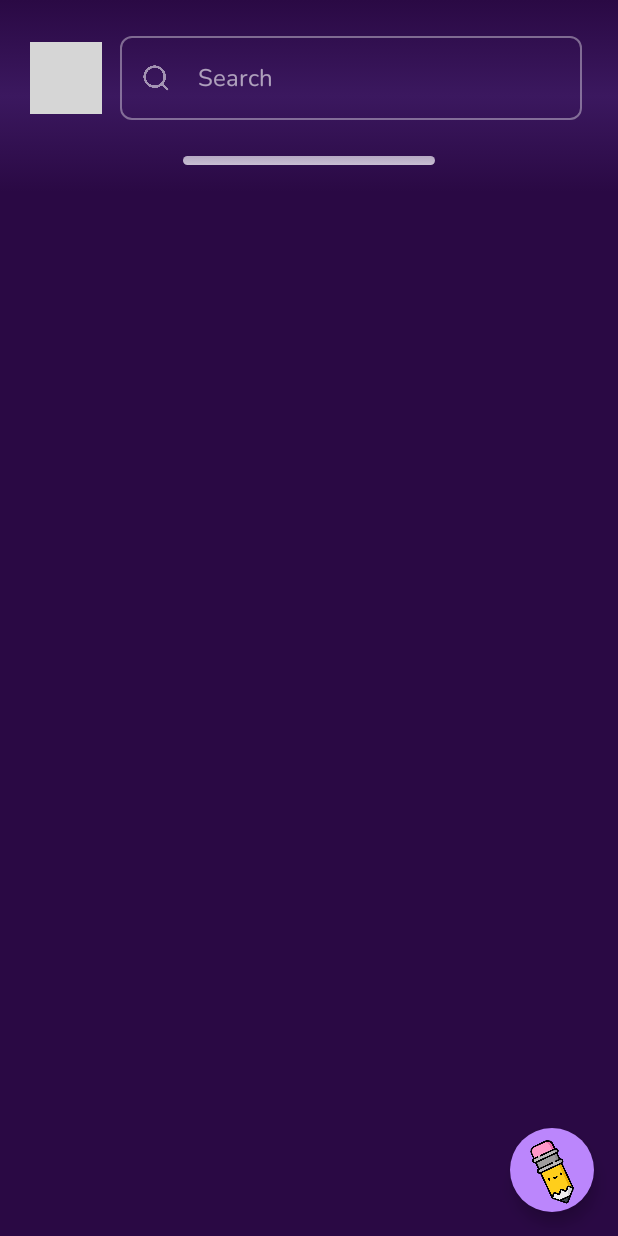
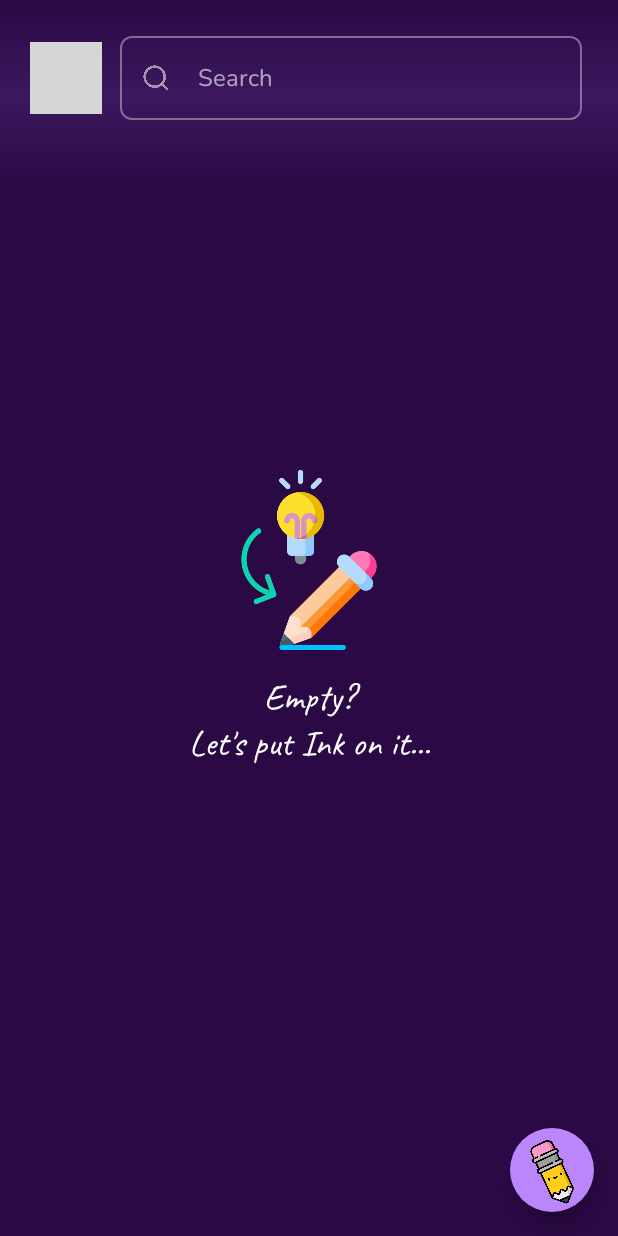
Before and after one commit to ch8n/Compose-Thoughts, an Android app built with Jetpack Compose: the screen it shows after launch (MainActivity), on a phone screen of 412 x 824 dp. Run offline under Robolectric (Android 15) with nearby library versions, the phone set to English and light mode, and no system bars; our stand-ins replace Room's generated code, accompanist; libraries missing offline, so code that uses them is left out: com.skydoves.landscapist; 1 statement that could not run was skipped; grey boxes are pictures that could not be loaded.

```diff
--- a/app/src/main/java/io/github/ch8n/thoughts/ui/screen/home/HomeScreen.kt
+++ b/app/src/main/java/io/github/ch8n/thoughts/ui/screen/home/HomeScreen.kt
@@ -4,6 +4,8 @@ import android.app.Activity
 import android.net.Uri
 import android.util.Log
 import androidx.compose.animation.AnimatedVisibility
+import androidx.compose.animation.fadeIn
+import androidx.compose.animation.fadeOut
 import androidx.compose.foundation.*
 import androidx.compose.foundation.layout.*
 import androidx.compose.foundation.lazy.LazyColumn
@@ -26,6 +28,7 @@ import androidx.compose.ui.platform.LocalContext
 import androidx.compose.ui.res.painterResource
 import androidx.compose.ui.text.TextStyle
 import androidx.compose.ui.text.input.ImeAction
+import androidx.compose.ui.text.style.TextAlign
 import androidx.compose.ui.text.style.TextOverflow
 import androidx.compose.ui.tooling.preview.Preview
 import androidx.compose.ui.unit.dp
@@ -126,6 +129,21 @@ fun HomeScreenRoot(
             .fillMaxWidth()
     ) {
 
+        val (isPoemEmpty, setPoemEmpty) = remember { mutableStateOf(false) }
+
+        LaunchedEffect(key1 = poems) {
+            setPoemEmpty.invoke(poems.isEmpty())
+        }
+
+        AnimatedVisibility(
+            visible = isPoemEmpty,
+            exit = fadeOut(),
+            enter = fadeIn()
+        ) {
+            EmptyPoems()
+        }
+
+        if (!isPoemEmpty) {
             LazyColumn(
                 modifier = Modifier.fillMaxSize(),
                 state = rememberLazyListState(),
@@ -153,6 +171,7 @@ fun HomeScreenRoot(
                         poem = poem,
                         onPoemClicked = onPoemClicked
                     )
+                }
             }
         }
 
@@ -195,6 +214,37 @@ fun HomeScreenRoot(
 
     }
 
+}
+
+@Composable
+fun EmptyPoems() {
+    Box(modifier = Modifier.fillMaxSize()) {
+        Column(
+            modifier = Modifier
+                .fillMaxWidth()
+                .align(Alignment.Center),
+            verticalArrangement = Arrangement.Center,
+            horizontalAlignment = Alignment.CenterHorizontally
+        ) {
+            Icon(
+                painter = painterResource(id = R.drawable.ic_idea_pencil),
+                contentDescription = "",
+                tint = Color.Unspecified,
+                modifier = Modifier.size(120.dp)
+            )
+            Spacer(modifier = Modifier.height(16.dp))
+            Text(
+                text = "Empty?\nLet's put Ink on it...",
+                style = TextStyle.Default.copy(
+                    fontFamily = Caveat,
+                    color = Color.White,
+                    fontSize = 24.sp,
+                    textAlign = TextAlign.Center
+                )
+            )
+
+        }
+    }
 }
 
 @Composable
```
Also changed, not shown: app/src/main/res/drawable/ic_idea_pencil.webp (added). Lines whose indentation alone changed are shown as unchanged.
